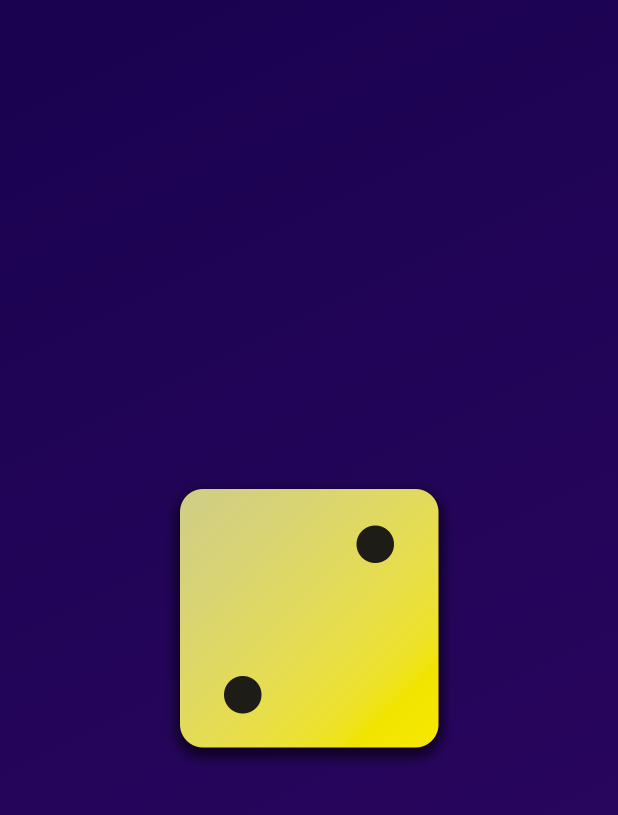
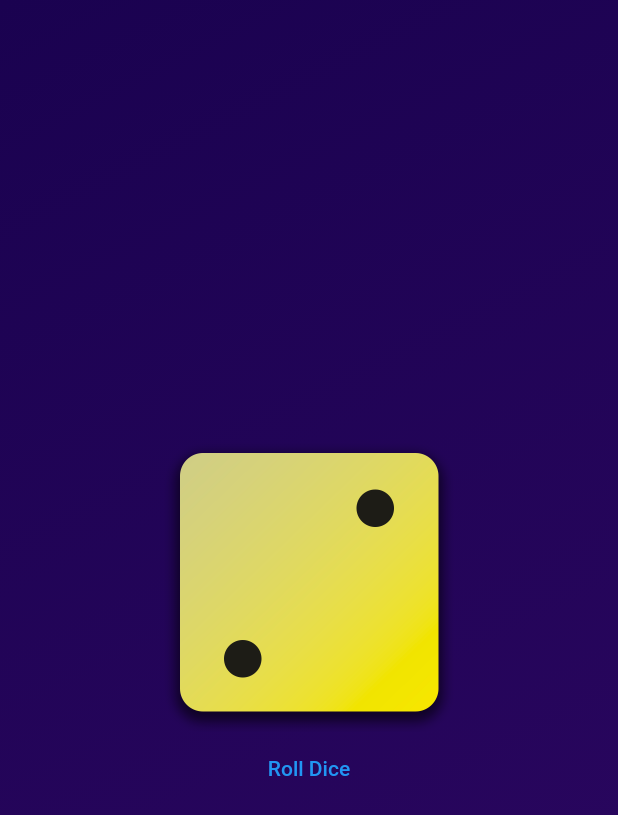
Before and after one commit to Tsenda-Djessy-Flavien/ROLL_DICE_APP, a Flutter app: the screen it shows after launch, on a phone screen of 412 x 824 dp. Shown: the top 815 px of the screen. Run offline on Flutter 3.47's test engine with Material 2 defaults, Android fonts, the phone set to English and light mode, and no system bars.

Commit message:
Ajouter des boutons et utiliser des fonctions comme valeurs

```diff
--- a/lib/gradient_container.dart
+++ b/lib/gradient_container.dart
@@ -11,6 +11,10 @@ class GradientContainer extends StatelessWidget {
 
   // methode dans un constructeur comme images.asset()
   GradientContainer.purple({super.key}) : colors = [];
+
+  void RollDice() {
+    // notre code d'execution sera ici ...
+  }
 
   @override
   Widget build(BuildContext context) {
@@ -27,7 +31,16 @@ class GradientContainer extends StatelessWidget {
         ),
       ),
       child: Center(
-        child: Image.asset('assets/images/dice-2.png', width: 200),
+        child: Column(
+          mainAxisAlignment: MainAxisAlignment.center,
+          children: [
+            Image.asset('assets/images/dice-2.png', width: 200),
+            TextButton(
+              onPressed: RollDice,
+              child: const Text('Roll Dice'),
+            ),
+          ],
+        ),
       ),
     );
   }
```
